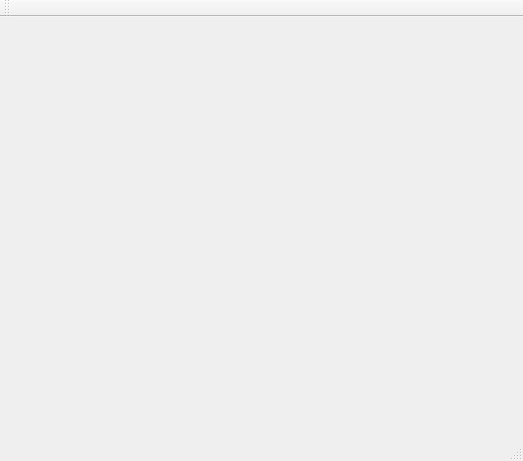
Old version of the form button/mainwindow.ui in the repository zoreba/IOT.
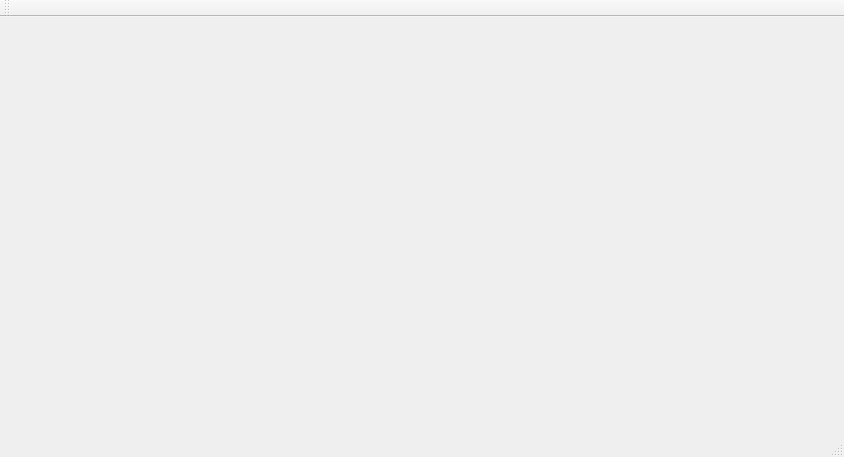
New version of the form.

```diff
--- a/button/mainwindow.ui
+++ b/button/mainwindow.ui
@@ -6,8 +6,8 @@
    <rect>
     <x>0</x>
     <y>0</y>
-    <width>523</width>
-    <height>461</height>
+    <width>844</width>
+    <height>457</height>
    </rect>
   </property>
   <property name="windowTitle">
```
Left out of the diff: 2 changed lines with no effect on the pictures.
